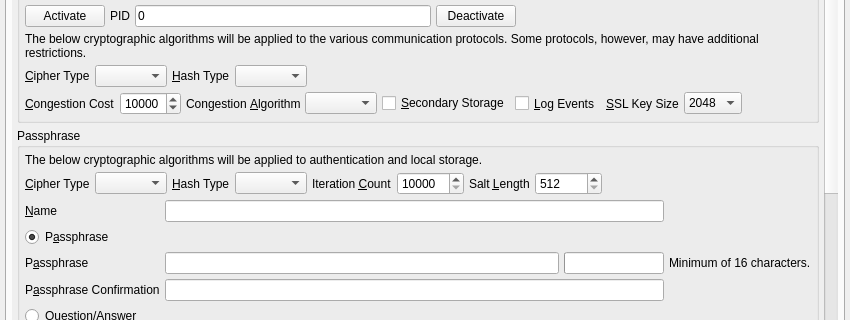
Qt form branches/trunk/UI/spot-on-controlcenter.ui (textbrowser/spot-on) before a commit; both pictures show x 0 to 850 and y 135 to 455 of the 850 by 626 pixel window.
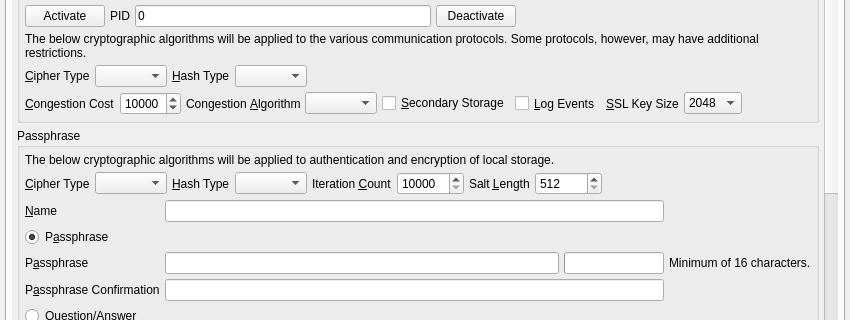
The same form after that commit. The open tabs and pages were chosen to show the change. Icons and pictures are not drawn. Custom widgets are drawn as their Qt base class.

Commit message: Label text changed.

The edit to the form file:
```diff
--- a/branches/trunk/UI/spot-on-controlcenter.ui
+++ b/branches/trunk/UI/spot-on-controlcenter.ui
@@ -5985,7 +5985,7 @@
                  <item>
                   <widget class="QLabel" name="label_76">
                    <property name="text">
-                    <string>The below cryptographic algorithms will be applied to authentication and local storage.</string>
+                    <string>The below cryptographic algorithms will be applied to authentication and encryption of local storage.</string>
                    </property>
                    <property name="wordWrap">
                     <bool>true</bool>
```
